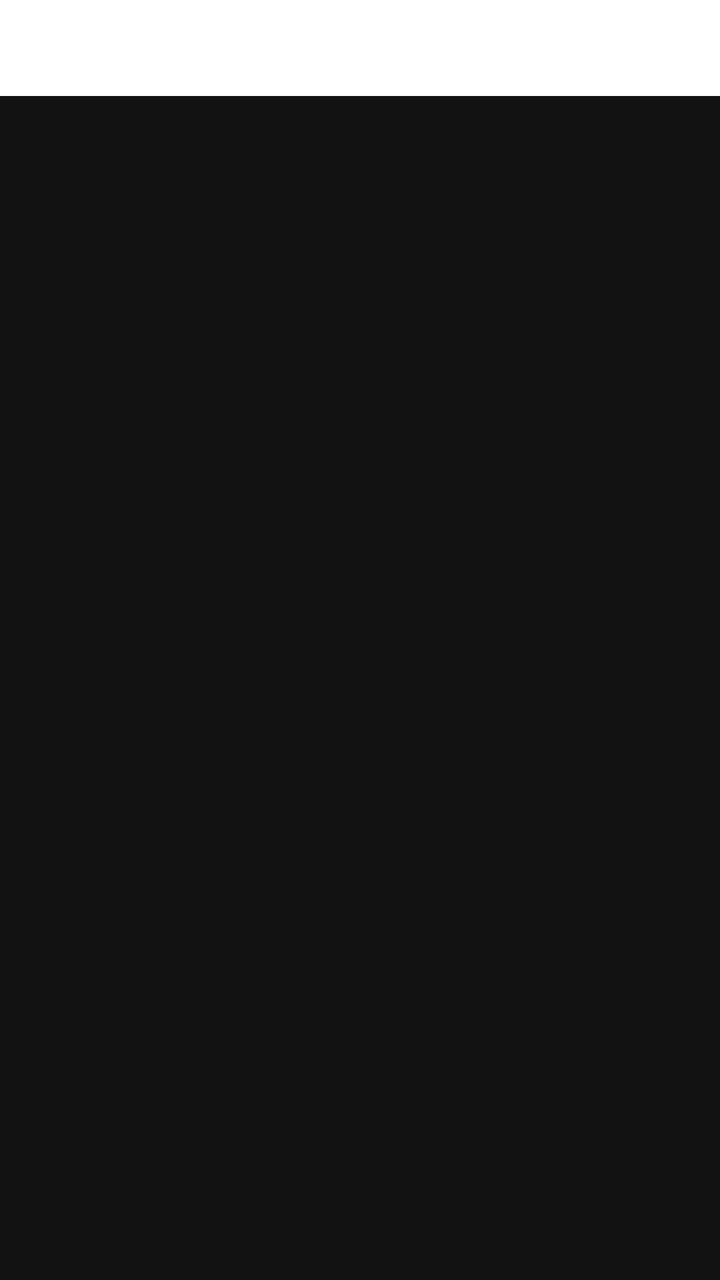
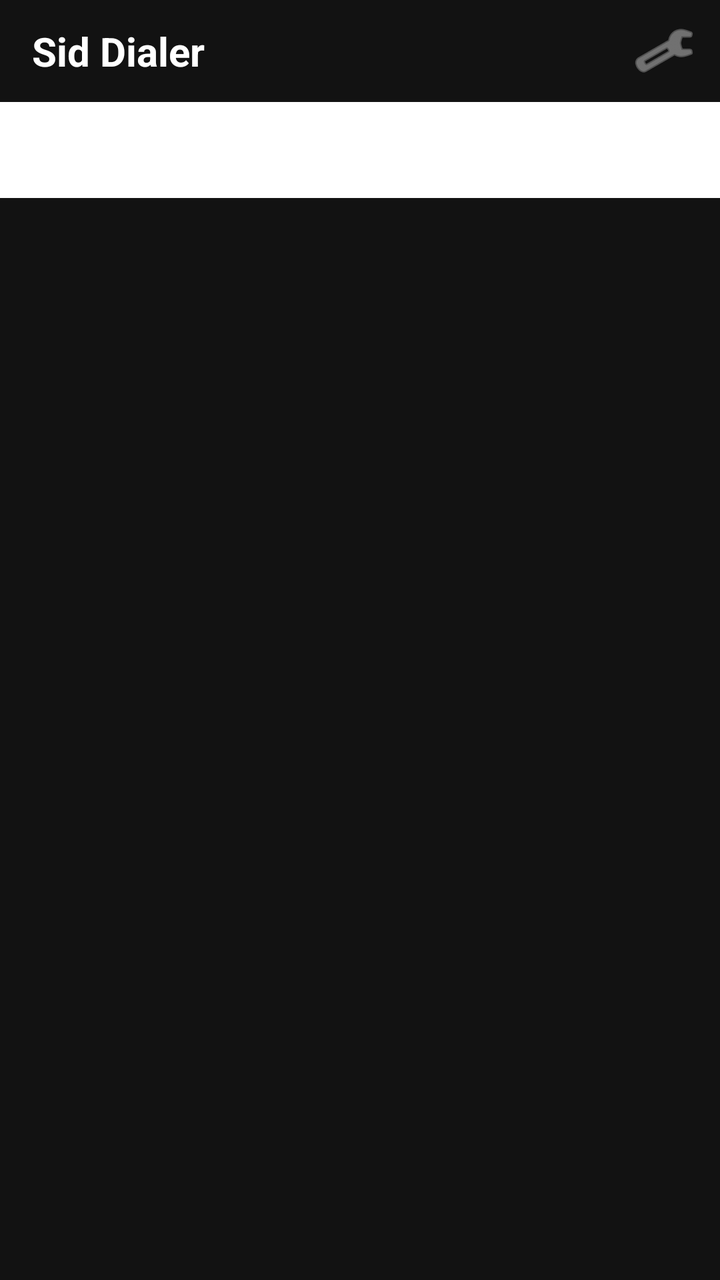

The first picture is an Android layout as it rendered before a commit; the second is the same layout after the commit. The layout source and the unified diff follow.
<!-- AndroidManifest.xml: application theme Theme.PhoneDialer -->
<!-- res/layout/activity_main.xml -->
<?xml version="1.0" encoding="utf-8"?>
<LinearLayout xmlns:android="http://schemas.android.com/apk/res/android"
    xmlns:app="http://schemas.android.com/apk/res-auto"
    android:layout_width="match_parent"
    android:layout_height="match_parent"
    android:orientation="vertical"
    android:background="@color/background">

    <com.google.android.material.tabs.TabLayout
        android:id="@+id/tabLayout"
        android:layout_width="match_parent"
        android:layout_height="wrap_content"
        app:tabIndicatorColor="@color/primary"
        app:tabSelectedTextColor="@color/text_primary"
        app:tabTextColor="@color/text_secondary" />

    <androidx.viewpager2.widget.ViewPager2
        android:id="@+id/viewPager"
        android:layout_width="match_parent"
        android:layout_height="0dp"
        android:layout_weight="1" />

</LinearLayout>
<!-- resources referenced by this layout -->
<resources>
  <color name="background">#121212</color>
  <color name="primary">#1565C0</color>
  <color name="text_primary">#FFFFFF</color>
  <color name="text_secondary">#B0B0B0</color>
  <style name="Theme.PhoneDialer" parent="Theme.MaterialComponents.DayNight.NoActionBar">
          <item name="colorPrimary">@color/primary</item>
          <item name="colorPrimaryDark">@color/primary_dark</item>
          <item name="colorAccent">@color/accent_green</item>
          <item name="android:windowBackground">@color/background</item>
      </style>
  <color name="primary_dark">#0D47A1</color>
  <color name="accent_green">#2E7D32</color>
</resources>

<!-- the commit's change to res/layout/activity_main.xml (unified diff, before → after) -->
@@ -5,6 +5,34 @@
     android:layout_height="match_parent"
     android:orientation="vertical"
     android:background="@color/background">
+
+    <LinearLayout
+        android:layout_width="match_parent"
+        android:layout_height="wrap_content"
+        android:orientation="horizontal"
+        android:gravity="center_vertical"
+        android:paddingStart="16dp"
+        android:paddingEnd="8dp">
+
+        <TextView
+            android:layout_width="0dp"
+            android:layout_height="wrap_content"
+            android:layout_weight="1"
+            android:text="@string/app_name"
+            android:textColor="@color/text_primary"
+            android:textSize="20sp"
+            android:textStyle="bold"
+            android:paddingTop="12dp"
+            android:paddingBottom="12dp" />
+
+        <ImageButton
+            android:id="@+id/btnSettings"
+            android:layout_width="40dp"
+            android:layout_height="40dp"
+            android:background="@android:color/transparent"
+            android:src="@android:drawable/ic_menu_manage"
+            app:tint="@color/text_secondary" />
+    </LinearLayout>
 
     <com.google.android.material.tabs.TabLayout
         android:id="@+id/tabLayout"
<!-- resource entries referenced after the edit -->
@@ -4,6 +4,7 @@
   <color name="primary">#1565C0</color>
   <color name="text_primary">#FFFFFF</color>
   <color name="text_secondary">#B0B0B0</color>
+  <string name="app_name">Sid Dialer</string>
   <style name="Theme.PhoneDialer" parent="Theme.MaterialComponents.DayNight.NoActionBar">
           <item name="colorPrimary">@color/primary</item>
           <item name="colorPrimaryDark">@color/primary_dark</item>
